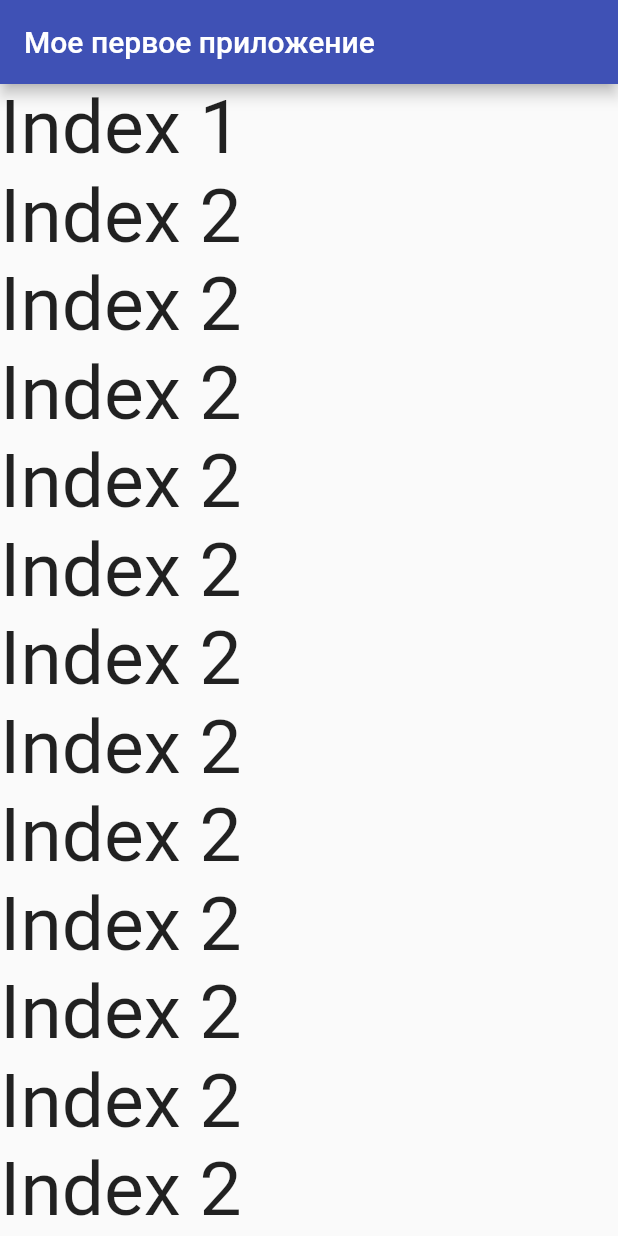
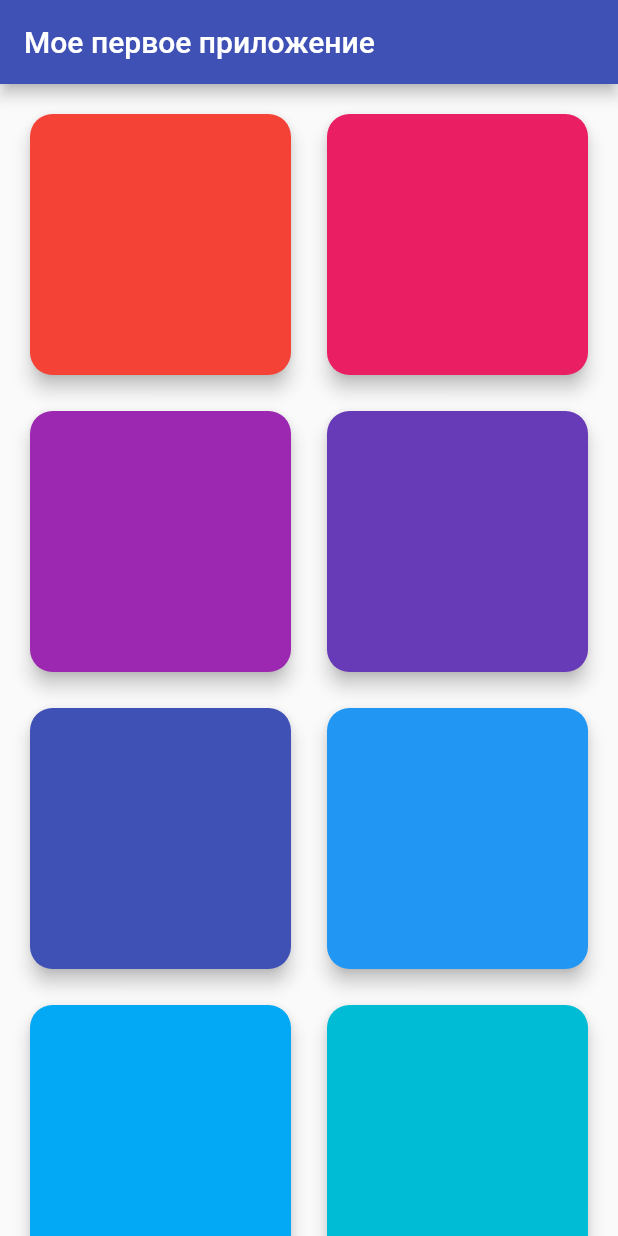
Before and after one commit to JMApps/my_test_app, a Flutter app: the screen it shows after launch, on a phone screen of 412 x 824 dp. Run offline on Flutter 3.47's test engine with Material 2 defaults, Android fonts, the phone set to English and light mode, and no system bars.

Commit message:
Added new lesson

```diff
--- a/lib/pages/main_page.dart
+++ b/lib/pages/main_page.dart
@@ -2,26 +2,6 @@ import 'package:flutter/material.dart';
 
 class MainPage extends StatelessWidget {
   MainPage({Key? key}) : super(key: key);
-
-  final double myTextSize = 30.5;
-
-  List myList = <String>[
-    'Index 1',
-    'Index 2',
-    'Index 2',
-    'Index 2',
-    'Index 2',
-    'Index 2',
-    'Index 2',
-    'Index 2',
-    'Index 2',
-    'Index 2',
-    'Index 2',
-    'Index 2',
-    'Index 2',
-    'Index 2',
-    'Index 2',
-  ];
 
   @override
   Widget build(BuildContext context) {
@@ -31,10 +11,20 @@ class MainPage extends StatelessWidget {
         backgroundColor: Colors.indigo,
       ),
       body: Scrollbar(
-        child: ListView.builder(
-          itemCount: myList.length,
+        child: GridView.builder(
+          scrollDirection: Axis.vertical,
+          padding: EdgeInsets.all(16),
+          gridDelegate: SliverGridDelegateWithFixedCrossAxisCount(
+              crossAxisCount: 2, mainAxisSpacing: 16, crossAxisSpacing: 16),
+          itemCount: 18,
           itemBuilder: (BuildContext context, int index) {
-            return Text('${myList[index]}', style: TextStyle(fontSize: 50),);
+            return Card(
+              color: Colors.primaries[index].shade500,
+              elevation: 5,
+              shape: RoundedRectangleBorder(
+                borderRadius: BorderRadius.circular(15),
+              ),
+            );
           },
         ),
       ),
```
Also changed, not shown: lib/widgets/my_list_view.dart (added, +33 -0 lines).
